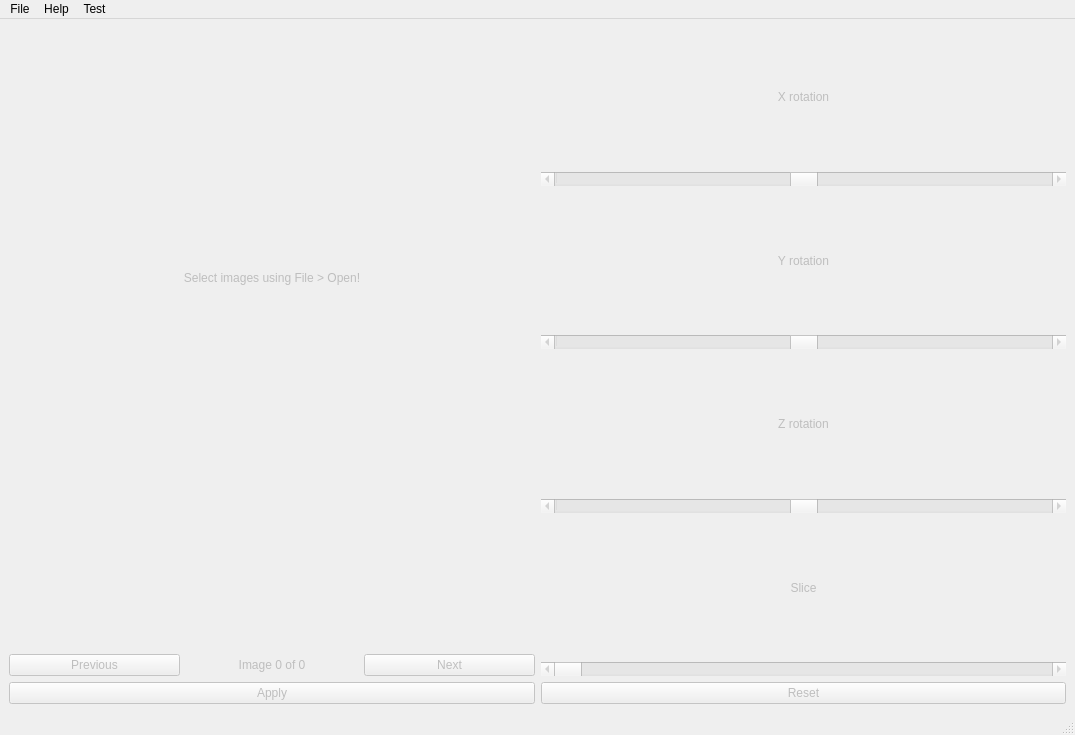
Qt form src/GUI/main.ui (NIRALUser/NeuroRuler) before a commit.
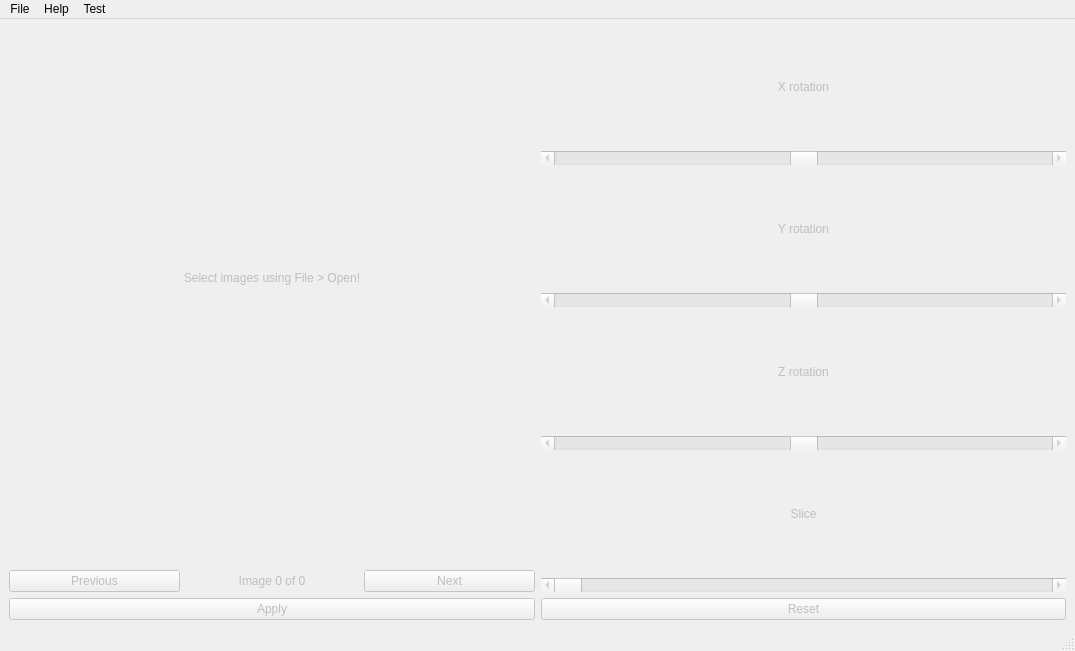
The same form after that commit.

```diff
--- a/src/GUI/main.ui
+++ b/src/GUI/main.ui
@@ -7,7 +7,7 @@
     <x>0</x>
     <y>0</y>
     <width>1075</width>
-    <height>735</height>
+    <height>651</height>
    </rect>
   </property>
   <property name="windowTitle">
```
Left out of the diff: 9 changed lines with no effect on the pictures.
